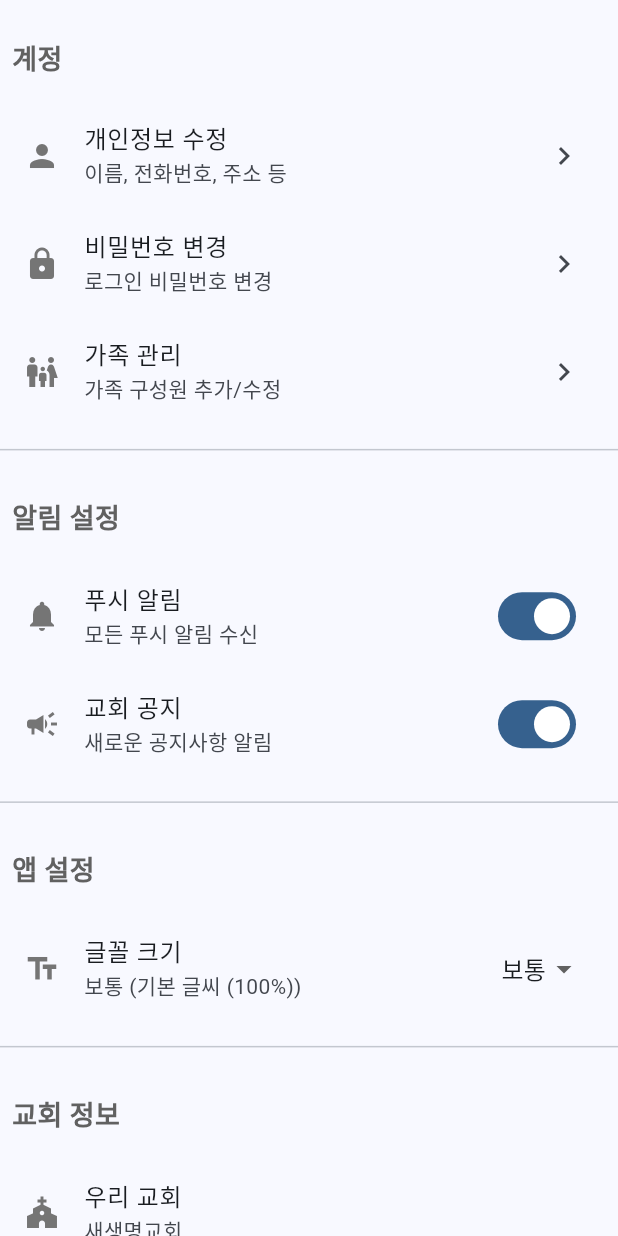
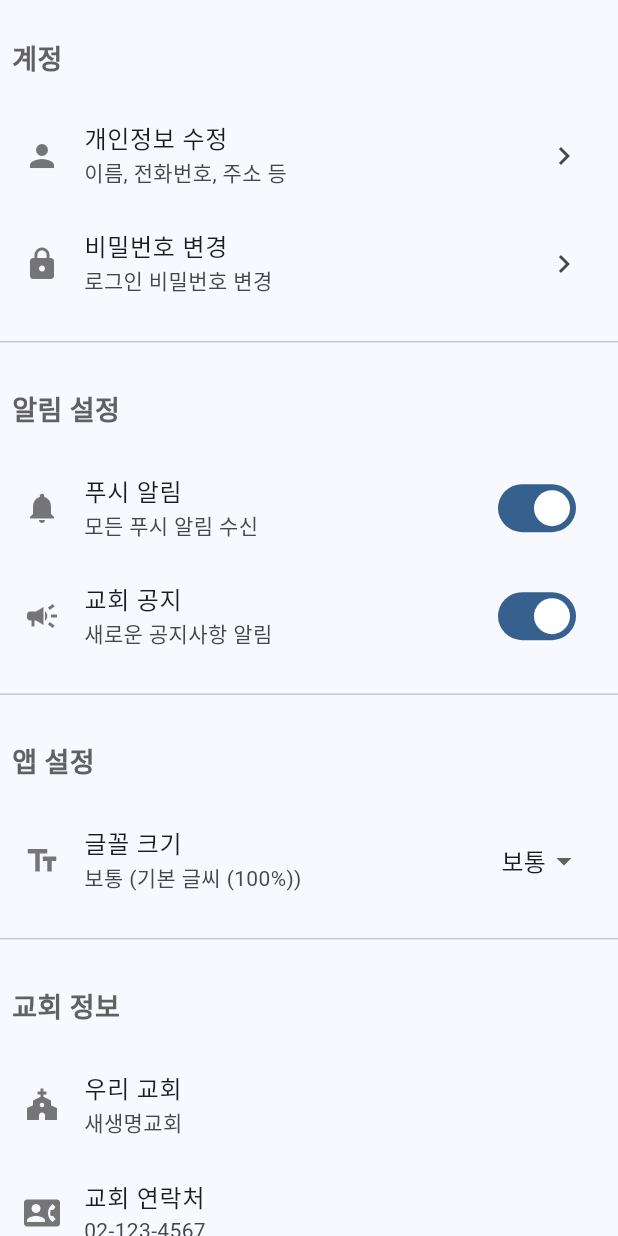
Before and after one commit to surfmindsm/smart-yoram-app, a Flutter app: the SettingsScreen screen opened by its route, on a phone screen of 412 x 824 dp. Run offline on Flutter 3.47's test engine with Material 3 defaults, Android fonts, the phone set to English and light mode, and no system bars; our stand-ins replace cached_network_image, device_info_plus, firebase_core, firebase_messaging, flutter_local_notifications, flutter_riverpod and 9 more; missing offline and left inert: mobile_scanner, saver_gallery, syncfusion_flutter_pdfviewer; accounts and stored records are empty; network calls fail; Roboto replaces fonts that are missing (Pretendard); project files that could hold a hidden picture were left out.

Commit message:
설정 시작

```diff
--- a/lib/screens/settings_screen.dart
+++ b/lib/screens/settings_screen.dart
@@ -67,12 +67,12 @@ class _SettingsScreenState extends State<SettingsScreen> {
             subtitle: '로그인 비밀번호 변경',
             onTap: _changePassword,
           ),
-          CustomListTile(
-            icon: Icons.family_restroom,
-            title: '가족 관리',
-            subtitle: '가족 구성원 추가/수정',
-            onTap: _manageFamilyMembers,
-          ),
+          // CustomListTile(
+          //   icon: Icons.family_restroom,
+          //   title: '가족 관리',
+          //   subtitle: '가족 구성원 추가/수정',
+          //   onTap: _manageFamilyMembers,
+          // ),
 
           const Divider(height: 32),
 
@@ -117,7 +117,8 @@ class _SettingsScreenState extends State<SettingsScreen> {
               return CustomListTile(
                 icon: Icons.text_fields,
                 title: '글꼴 크기',
-                subtitle: '${fontSettings.fontSize} (${FontSettingsService.getFontSizeDescription(fontSettings.fontSize)})',
+                subtitle:
+                    '${fontSettings.fontSize} (${FontSettingsService.getFontSizeDescription(fontSettings.fontSize)})',
                 trailing: DropdownButton<String>(
                   value: fontSettings.fontSize,
                   items: FontSettingsService.fontSizeOptions
@@ -196,23 +197,23 @@ class _SettingsScreenState extends State<SettingsScreen> {
             subtitle: '자주 묻는 질문',
             onTap: _showHelp,
           ),
-          CustomListTile(
-            icon: Icons.bug_report,
-            title: '버그 신고',
-            subtitle: '오류 또는 개선사항 신고',
-            onTap: _reportBug,
-          ),
-          CustomListTile(
-            icon: Icons.api,
-            title: 'API 테스트',
-            subtitle: 'API 연결 상태 확인',
-            onTap: () {
-              Navigator.push(
-                context,
-                MaterialPageRoute(builder: (context) => const ApiTestScreen()),
-              );
-            },
-          ),
+          // CustomListTile(
+          //   icon: Icons.bug_report,
+          //   title: '버그 신고',
+          //   subtitle: '오류 또는 개선사항 신고',
+          //   onTap: _reportBug,
+          // ),
+          // CustomListTile(
+          //   icon: Icons.api,
+          //   title: 'API 테스트',
+          //   subtitle: 'API 연결 상태 확인',
+          //   onTap: () {
+          //     Navigator.push(
+          //       context,
+          //       MaterialPageRoute(builder: (context) => const ApiTestScreen()),
+          //     );
+          //   },
+          // ),
 
           CustomListTile(
             icon: Icons.info,
```
